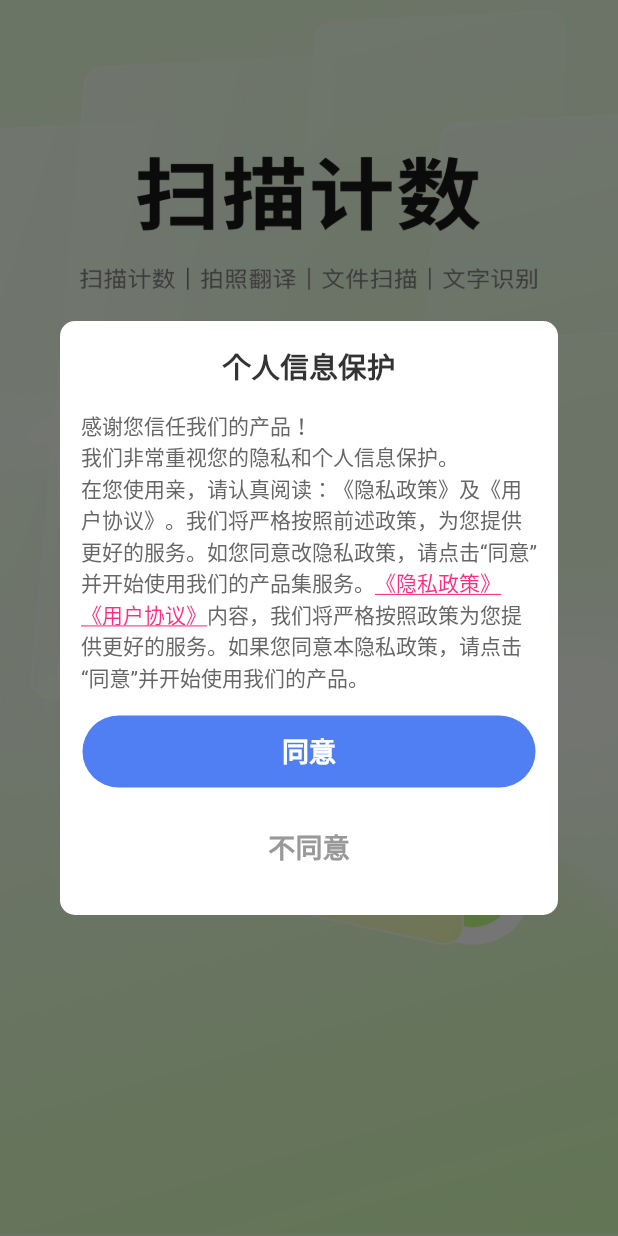
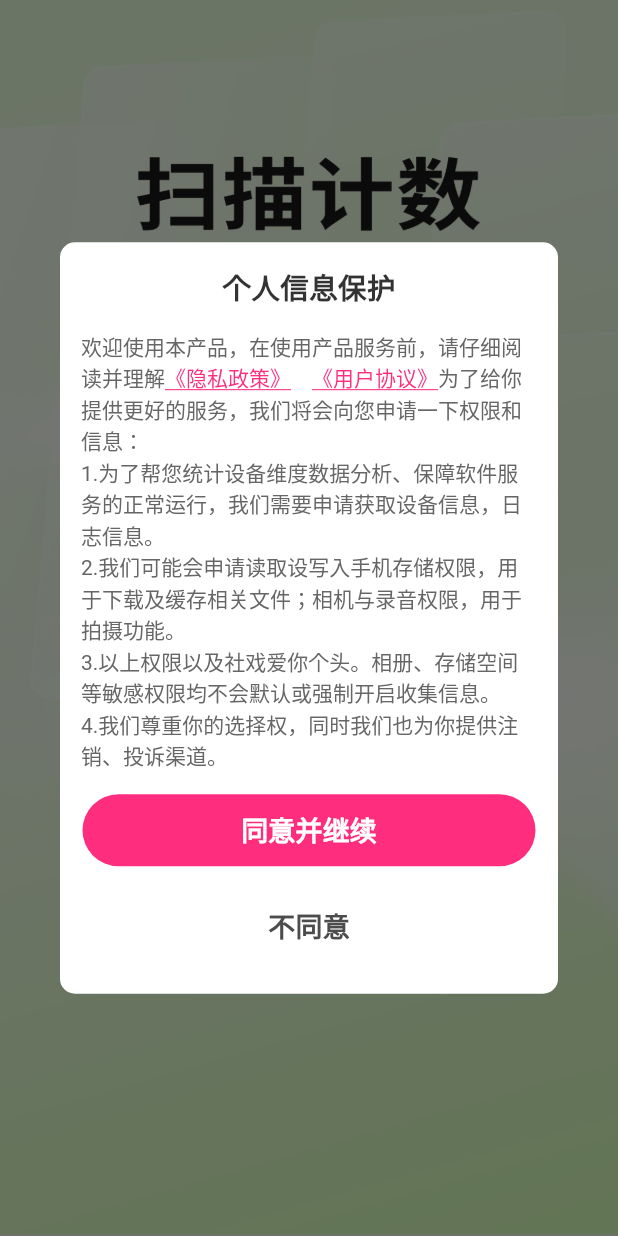
Before and after one commit to samzhang996-hue/zpw-front-2, a Flutter app: the screen it shows after launch, on a phone screen of 412 x 824 dp. Run offline on Flutter 3.47's test engine with Material 3 defaults, Android fonts, the phone set to English and light mode, and no system bars; our stand-ins replace cached_network_image, dio, flutter_easyloading, flutter_screenutil, fluttertoast, get and 6 more; missing offline and left inert: encrypt, flutter_app_update, flutter_pangle_ads, tobias, webview_flutter_android; accounts and stored records are empty; network calls fail.

```diff
--- a/lib/common/style.dart
+++ b/lib/common/style.dart
@@ -111,7 +111,7 @@ class ColorPlate {
   static const Color commonHighGrayColor = Color(0xff626A7B);
 
   //999999
-  static const Color sixNineColor = Color(0xff999999);
+  static const Color sixNineColor = Color(0xff4C4C4C);
   //66666
   static const Color sixSixColor = Color(0xff666666);
   //33333
--- a/lib/modules/mine/about/about_view.dart
+++ b/lib/modules/mine/about/about_view.dart
@@ -18,6 +18,11 @@ class AboutPage extends BaseStatefulWidget {
 }
 
 class _AboutPageState extends BaseWidgetState<AboutPage> {
+  @override
+  void dispose() {
+    Get.delete<AboutPage>();
+    super.dispose();
+  }
   @override
   Widget initDefaultBuild(BuildContext context) {
     return Container(
--- a/lib/modules/mine/call/call_view.dart
+++ b/lib/modules/mine/call/call_view.dart
@@ -19,6 +19,11 @@ class CallPage extends BaseStatefulWidget {
 }
 
 class _CallPageState extends BaseWidgetState<CallPage> {
+  @override
+  void dispose() {
+    Get.delete<CallPage>();
+    super.dispose();
+  }
   @override
   Widget initDefaultBuild(BuildContext context) {
     return Container(
--- a/lib/modules/mine/setting/setting_logic.dart
+++ b/lib/modules/mine/setting/setting_logic.dart
@@ -1,6 +1,7 @@
 import 'package:package_info_plus/package_info_plus.dart';
 import 'package:zpw/base/base_getx_controller.dart';
 import 'package:zpw/network/api/network_api.dart';
+import 'package:zpw/utils/handle_tool.dart';
 import 'package:zpw/utils/log_utils.dart';
 import 'setting_state.dart';
 
@@ -22,7 +23,7 @@ class SettingLogic extends BaseGetxController {
   deleteUser() {
     Get(Api.deleteUser, isShowProgress: true, success: (isSuccess, code, message, results) {
       if (isSuccess == true && results.isNotEmpty) {
-
+          HandleTool.showAppToastText("注销成功");
       }
     });
   }
--- a/lib/modules/mine/works/works_logic.dart
+++ b/lib/modules/mine/works/works_logic.dart
@@ -1,5 +1,6 @@
 import 'package:zpw/base/base_getx_controller.dart';
 import 'package:zpw/network/api/network_api.dart';
+import 'package:zpw/utils/log_utils.dart';
 
 import 'works_state.dart';
 
@@ -20,7 +21,10 @@ class WorksLogic extends BaseGetxController {
       "worksType": type,
     };
     Get(Api.photoRecord, isShowProgress: true, params: dataMap, success: (isSuccess, code, message, results) {
-      if (isSuccess == true && results.isNotEmpty) {}
+      if (isSuccess == true && results.isNotEmpty) {
+        Map data = results.first as Map;
+        Log.d("msg---$data");
+      }
     });
   }
 }
--- a/lib/modules/splash/splash_logic.dart
+++ b/lib/modules/splash/splash_logic.dart
@@ -85,6 +85,7 @@ class SplashLogic extends BaseGetxController {
             SpUtils.setString("token",  data['token'] ?? "");
             SpUtils.setBool("isAgreed", true);
             Log.d("res----${data}");
+
             AdsUtils.init().then((value) {
               if (value) {
                 AdsUtils.showSplashAd();
--- a/lib/modules/splash/splash_view.dart
+++ b/lib/modules/splash/splash_view.dart
@@ -98,10 +98,7 @@ class UserAgreementDialog extends GetWidget {
                 padding: EdgeInsets.all(16.0),
                 child: Text(
                   '个人信息保护',
-                  style: TextStyle(
-                      fontSize: 19,
-                      fontWeight: FontWeight.bold,
-                      color: ColorPlate.sixThreeColor),
+                  style: TextStyle(fontSize: 19, fontWeight: FontWeight.bold, color: ColorPlate.sixThreeColor),
                 ),
               ),
             ),
@@ -111,10 +108,8 @@ class UserAgreementDialog extends GetWidget {
                 text: TextSpan(
                   children: [
                     const TextSpan(
-                      text:
-                          "感谢您信任我们的产品！\n我们非常重视您的隐私和个人信息保护。\n在您使用亲，请认真阅读：《隐私政策》及《用户协议》。我们将严格按照前述政策，为您提供更好的服务。如您同意改隐私政策，请点击“同意”并开始使用我们的产品集服务。",
-                      style: TextStyle(
-                          fontSize: 14, color: ColorPlate.sixSixColor),
+                      text: "欢迎使用本产品，在使用产品服务前，请仔细阅读并理解",
+                      style: TextStyle(fontSize: 14, color: ColorPlate.sixSixColor),
                     ),
                     TextSpan(
                       text: "《隐私政策》",
@@ -125,8 +120,7 @@ class UserAgreementDialog extends GetWidget {
                       ),
                       recognizer: TapGestureRecognizer()
                         ..onTap = () {
-                          String htmlStr =
-                              HandleTool.instance.ySxy;
+                          String htmlStr = HandleTool.instance.ySxy;
                           if (htmlStr.length > 0) {
                             Get.to(
                               MyWebViewPage(
@@ -138,7 +132,7 @@ class UserAgreementDialog extends GetWidget {
                         },
                     ),
                     const TextSpan(
-                      text: "、",
+                      text: "及",
                       style: TextStyle(
                         fontSize: 14,
                       ),
@@ -152,8 +146,7 @@ class UserAgreementDialog extends GetWidget {
                       ),
                       recognizer: TapGestureRecognizer()
                         ..onTap = () {
-                          String htmlStr =
-                              HandleTool.instance.yHxy;
+                          String htmlStr = HandleTool.instance.yHxy;
                           if (htmlStr.length > 0) {
                             Get.to(
                               MyWebViewPage(
@@ -166,9 +159,8 @@ class UserAgreementDialog extends GetWidget {
                     ),
                     const TextSpan(
                       text:
-                          "内容，我们将严格按照政策为您提供更好的服务。如果您同意本隐私政策，请点击“同意”并开始使用我们的产品。",
-                      style: TextStyle(
-                          fontSize: 14, color: ColorPlate.sixSixColor),
+                          "为了给你提供更好的服务，我们将会向您申请一下权限和信息：\n1.为了帮您统计设备维度数据分析、保障软件服务的正常运行，我们需要申请获取设备信息，日志信息。\n2.我们可能会申请读取设写入手机存储权限，用于下载及缓存相关文件；相机与录音权限，用于拍摄功能。\n3.以上权限以及社戏爱你个头。相册、存储空间等敏感权限均不会默认或强制开启收集信息。\n4.我们尊重你的选择权，同时我们也为你提供注销、投诉渠道。",
+                      style: TextStyle(fontSize: 14, color: ColorPlate.sixSixColor),
                     ),
                   ],
                 ),
@@ -180,16 +172,13 @@ class UserAgreementDialog extends GetWidget {
                 Container(
                   margin: const EdgeInsets.all(15.0), // 设置上边距为15.0
                   decoration: BoxDecoration(
-                    color: const Color(0xff4F7FF3),
+                    color: ColorPlate.themeColor,
                     borderRadius: BorderRadius.circular(30.0),
                   ),
                   child: TextButton(
                     child: const Text(
-                      '同意',
-                      style: TextStyle(
-                          fontSize: 18,
-                          fontWeight: FontWeight.bold,
-                          color: Colors.white),
+                      '同意并继续',
+                      style: TextStyle(fontSize: 18, fontWeight: FontWeight.bold, color: Colors.white),
                     ),
                     onPressed: () {
                       Get.back(result: true);
@@ -206,10 +195,7 @@ class UserAgreementDialog extends GetWidget {
                   child: TextButton(
                     child: const Text(
                       '不同意',
-                      style: TextStyle(
-                          fontSize: 18,
-                          fontWeight: FontWeight.bold,
-                          color: ColorPlate.sixNineColor),
+                      style: TextStyle(fontSize: 18, fontWeight: FontWeight.bold, color: ColorPlate.sixNineColor),
                     ),
                     onPressed: () {
                       Get.back(result: false);
--- a/lib/modules/vip/vip_state.dart
+++ b/lib/modules/vip/vip_state.dart
@@ -6,7 +6,7 @@ class VipState {
   late RxBool isCheck;
   late PayBean payBean;
   late VipBean vipBean;
-  Vip_bState() {
+  VipState() {
     payBean = PayBean();
     vipBean = VipBean();
     isCheck=true.obs;
--- a/lib/network/api/network_api.dart
+++ b/lib/network/api/network_api.dart
@@ -2,10 +2,11 @@
 
 class Api {
   //本地
-  static const String API_BASE_URL_DEBUG = "http://8.130.84.131:4001";
+  // static const String API_BASE_URL_DEBUG = "http://8.130.84.131:4001";
+  static const String API_BASE_URL_DEBUG = "http://photo.jlhkj168.cn";
 
   ///正式
-  static const String API_BASE_URL_RELEASE = "http://8.130.84.131:4001";
+  static const String API_BASE_URL_RELEASE = "http://photo.jlhkj168.cn";
 
   /// 更新
   static const String getForcePackage = "/packge/getForcePackage";
```
Also changed, not shown: lib/modules/mine/setting/setting_view.dart (+13 -1 lines), lib/modules/mine/view/custom_exit_dialog_utils.dart (added, +119 -0 lines), lib/modules/mine/works/works_view.dart (+13 -6 lines), lib/modules/vip/vip_logic.dart (+8 -0 lines), lib/modules/vip/vip_view.dart (+106 -27 lines), images/comm/back.png (added), lib/generated/assets.dart, 1 other file.
